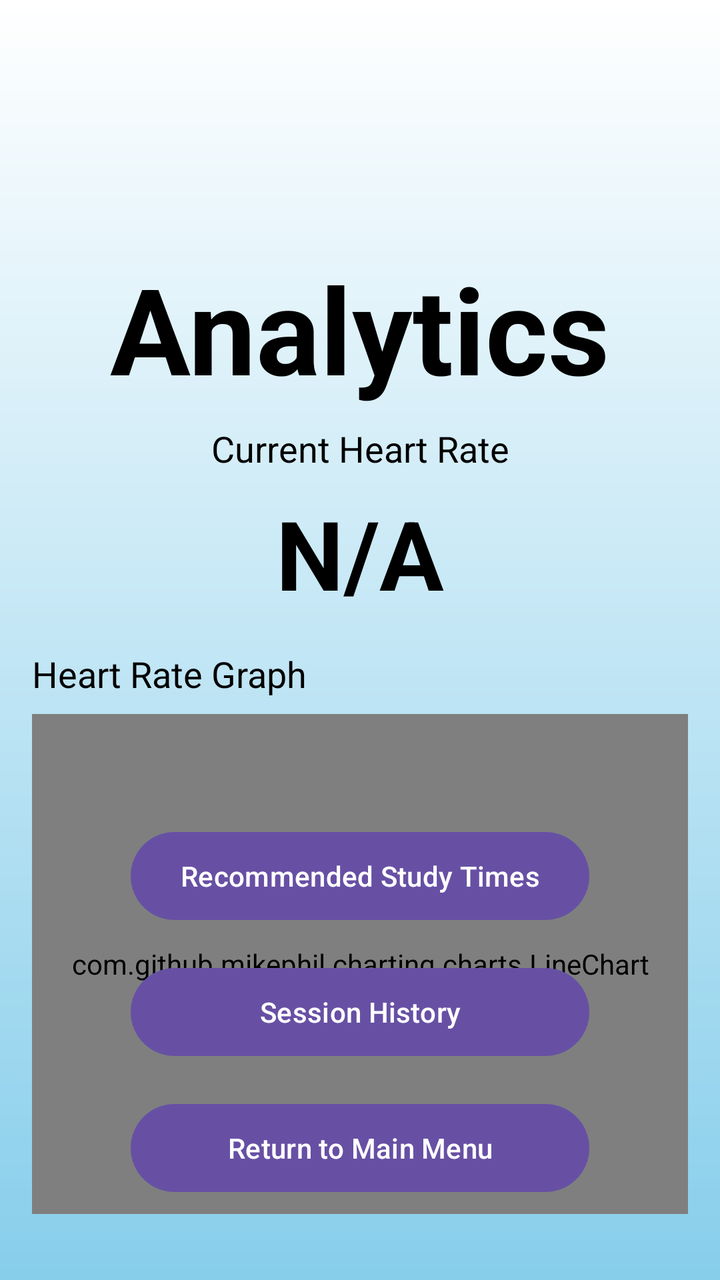
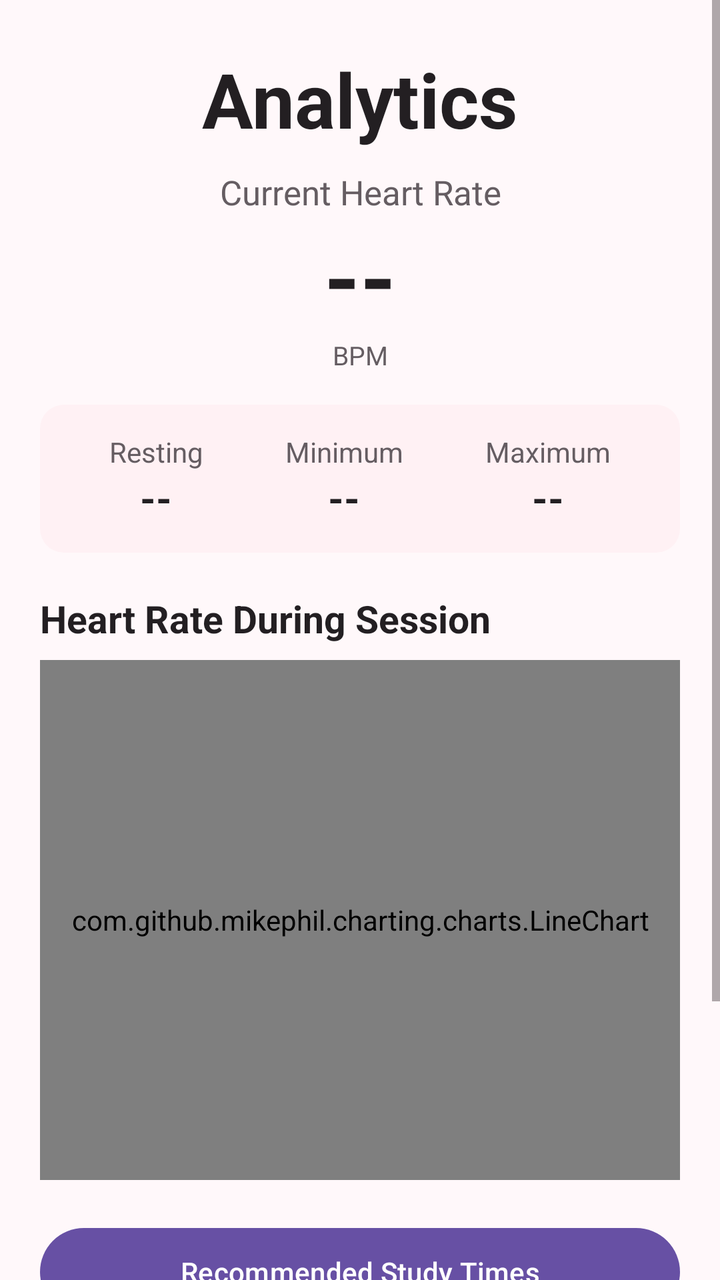

Two renders of the same Android screen: before a commit and after it. Below are the layout's source before the change and the commit's diff.
<!-- AndroidManifest.xml: application theme Theme.Zone -->
<!-- res/layout/analytics_page.xml -->
<?xml version="1.0" encoding="utf-8"?>
<androidx.constraintlayout.widget.ConstraintLayout xmlns:android="http://schemas.android.com/apk/res/android"
    xmlns:app="http://schemas.android.com/apk/res-auto"
    xmlns:tools="http://schemas.android.com/tools"
    android:layout_width="match_parent"
    android:layout_height="match_parent"
    android:padding="16dp">

    <TextView
        android:id="@+id/analyticsTitle"
        android:layout_width="wrap_content"
        android:layout_height="wrap_content"
        android:layout_marginTop="108dp"
        android:text="Analytics"
        android:textColor="@color/black"
        android:textSize="60sp"
        android:textStyle="bold"
        app:layout_constraintEnd_toEndOf="parent"
        app:layout_constraintStart_toStartOf="parent"
        app:layout_constraintTop_toTopOf="parent" />

    <TextView
        android:id="@+id/heartRateLabel"
        android:layout_width="wrap_content"
        android:layout_height="wrap_content"
        android:layout_marginTop="8dp"
        android:text="Current Heart Rate"
        android:textColor="@color/black"
        android:textSize="18sp"
        app:layout_constraintEnd_toEndOf="parent"
        app:layout_constraintStart_toStartOf="parent"
        app:layout_constraintTop_toBottomOf="@id/analyticsTitle" />

    <TextView
        android:id="@+id/heartRateValue"
        android:layout_width="wrap_content"
        android:layout_height="wrap_content"
        android:layout_marginTop="8dp"
        android:text="N/A"
        android:textColor="@color/black"
        android:textSize="48sp"
        android:textStyle="bold"
        app:layout_constraintEnd_toEndOf="parent"
        app:layout_constraintStart_toStartOf="parent"
        app:layout_constraintTop_toBottomOf="@id/heartRateLabel" />

    <TextView
        android:id="@+id/graphLabel"
        android:layout_width="wrap_content"
        android:layout_height="wrap_content"
        android:layout_marginTop="16dp"
        android:text="Heart Rate Graph"
        android:textColor="@color/black"
        android:textSize="18sp"
        app:layout_constraintStart_toStartOf="parent"
        app:layout_constraintTop_toBottomOf="@id/heartRateValue" />

    
    <com.github.mikephil.charting.charts.LineChart
        android:id="@+id/heartRateChart"
        android:layout_width="0dp"
        android:layout_height="250dp"
        android:layout_marginTop="8dp"
        app:layout_constraintEnd_toEndOf="parent"
        app:layout_constraintStart_toStartOf="parent"
        app:layout_constraintTop_toBottomOf="@id/graphLabel" />

    <Button
        android:id="@+id/recommendedStudyTimesButton"
        android:layout_width="0dp"
        android:layout_height="52dp"
        android:layout_marginBottom="16dp"
        android:text="@string/recommended_study_times_btn"
        app:layout_constraintBottom_toTopOf="@+id/previousSessionsButton"
        app:layout_constraintEnd_toEndOf="parent"
        app:layout_constraintStart_toStartOf="parent"
        app:layout_constraintWidth_percent="0.7" />

    <Button
        android:id="@+id/previousSessionsButton"
        android:layout_width="0dp"
        android:layout_height="52dp"
        android:layout_marginBottom="16dp"
        android:text="Session History"
        android:layout_marginTop="0dp"
        app:layout_constraintBottom_toTopOf="@+id/mainMenuButton"
        app:layout_constraintEnd_toEndOf="parent"
        app:layout_constraintStart_toStartOf="parent"
        app:layout_constraintWidth_percent="0.7" />

    <Button
        android:id="@+id/mainMenuButton"
        android:layout_width="0dp"
        android:layout_height="52dp"
        android:layout_marginBottom="24dp"
        android:text="Return to Main Menu"
        app:layout_constraintBottom_toBottomOf="parent"
        app:layout_constraintEnd_toEndOf="parent"
        app:layout_constraintStart_toStartOf="parent"
        app:layout_constraintWidth_percent="0.7" />

</androidx.constraintlayout.widget.ConstraintLayout>
<!-- resources referenced by this layout -->
<resources>
  <color name="black">#FF000000</color>
  <string name="recommended_study_times_btn">Recommended Study Times</string>
  <style name="Theme.Zone" parent="Base.Theme.Zone" />
  <style name="Base.Theme.Zone" parent="Theme.Material3.Light">
          <item name="colorPrimary">@color/zone_primary</item>
          <item name="colorOnPrimary">@color/white</item>
          <item name="colorSecondary">@color/zone_heart</item>
          <item name="colorSurface">@color/white</item>
          <item name="colorSurfaceContainer">@color/zone_surface</item>
          <item name="colorOnSurface">@color/zone_text_primary</item>
          <item name="android:colorAccent">@color/zone_primary</item>
          <item name="android:textColorPrimary">@color/zone_text_primary</item>
          <item name="android:textColorSecondary">@color/zone_text_secondary</item>
          <item name="android:navigationBarColor">@color/white</item>
          <item name="android:statusBarColor">@color/zone_primary</item>
          <item name="android:windowLightStatusBar">false</item>
          <item name="android:windowBackground">@drawable/background_gradient</item>
      </style>
  <color name="zone_primary">#6750A4</color>
  <color name="white">#FFFFFFFF</color>
  <color name="zone_heart">#D8325A</color>
  <color name="zone_surface">#FFF1F4</color>
  <color name="zone_text_primary">#231F22</color>
  <color name="zone_text_secondary">#655D62</color>
  <!-- drawable background_gradient (drawable) -->
  <?xml version="1.0" encoding="utf-8"?>
  <shape xmlns:android="http://schemas.android.com/apk/res/android"
      android:shape="rectangle">
      <gradient
          android:startColor="@color/white"
          android:endColor="@color/sky_blue"
          android:angle="270" />
  </shape>
  <color name="sky_blue">#87CEEB</color>
</resources>

<!-- the commit's change to res/layout/analytics_page.xml (unified diff, before → after) -->
@@ -1,102 +1,144 @@
 <?xml version="1.0" encoding="utf-8"?>
-<androidx.constraintlayout.widget.ConstraintLayout xmlns:android="http://schemas.android.com/apk/res/android"
-    xmlns:app="http://schemas.android.com/apk/res-auto"
-    xmlns:tools="http://schemas.android.com/tools"
+<ScrollView xmlns:android="http://schemas.android.com/apk/res/android"
     android:layout_width="match_parent"
     android:layout_height="match_parent"
-    android:padding="16dp">
+    android:background="@color/zone_background"
+    android:fillViewport="true">
 
-    <TextView
-        android:id="@+id/analyticsTitle"
-        android:layout_width="wrap_content"
+    <LinearLayout
+        android:layout_width="match_parent"
         android:layout_height="wrap_content"
-        android:layout_marginTop="108dp"
-        android:text="Analytics"
-        android:textColor="@color/black"
-        android:textSize="60sp"
-        android:textStyle="bold"
-        app:layout_constraintEnd_toEndOf="parent"
-        app:layout_constraintStart_toStartOf="parent"
-        app:layout_constraintTop_toTopOf="parent" />
+        android:orientation="vertical"
+        android:paddingStart="20dp"
+        android:paddingTop="24dp"
+        android:paddingEnd="20dp"
+        android:paddingBottom="32dp">
 
-    <TextView
-        android:id="@+id/heartRateLabel"
-        android:layout_width="wrap_content"
-        android:layout_height="wrap_content"
-        android:layout_marginTop="8dp"
-        android:text="Current Heart Rate"
-        android:textColor="@color/black"
-        android:textSize="18sp"
-        app:layout_constraintEnd_toEndOf="parent"
-        app:layout_constraintStart_toStartOf="parent"
-        app:layout_constraintTop_toBottomOf="@id/analyticsTitle" />
+        <TextView
+            android:id="@+id/analyticsTitle"
+            android:layout_width="match_parent"
+            android:layout_height="wrap_content"
+            android:gravity="center"
+            android:text="Analytics"
+            android:textColor="@color/zone_text_primary"
+            android:textSize="38sp"
+            android:textStyle="bold" />
 
-    <TextView
-        android:id="@+id/heartRateValue"
-        android:layout_width="wrap_content"
-        android:layout_height="wrap_content"
-        android:layout_marginTop="8dp"
-        android:text="N/A"
-        android:textColor="@color/black"
-        android:textSize="48sp"
-        android:textStyle="bold"
-        app:layout_constraintEnd_toEndOf="parent"
-        app:layout_constraintStart_toStartOf="parent"
-        app:layout_constraintTop_toBottomOf="@id/heartRateLabel" />
+        <TextView
+            android:id="@+id/heartRateLabel"
+            android:layout_width="match_parent"
+            android:layout_height="wrap_content"
+            android:layout_marginTop="10dp"
+            android:gravity="center"
+            android:text="Current Heart Rate"
+            android:textColor="@color/zone_text_secondary"
+            android:textSize="17sp" />
 
-    <TextView
-        android:id="@+id/graphLabel"
-        android:layout_width="wrap_content"
-        android:layout_height="wrap_content"
-        android:layout_marginTop="16dp"
-        android:text="Heart Rate Graph"
-        android:textColor="@color/black"
-        android:textSize="18sp"
-        app:layout_constraintStart_toStartOf="parent"
-        app:layout_constraintTop_toBottomOf="@id/heartRateValue" />
+        <TextView
+            android:id="@+id/heartRateValue"
+            android:layout_width="match_parent"
+            android:layout_height="wrap_content"
+            android:gravity="center"
+            android:text="--"
+            android:textColor="@color/zone_text_primary"
+            android:textSize="46sp"
+            android:textStyle="bold" />
 
-    
-    <com.github.mikephil.charting.charts.LineChart
-        android:id="@+id/heartRateChart"
-        android:layout_width="0dp"
-        android:layout_height="250dp"
-        android:layout_marginTop="8dp"
-        app:layout_constraintEnd_toEndOf="parent"
-        app:layout_constraintStart_toStartOf="parent"
-        app:layout_constraintTop_toBottomOf="@id/graphLabel" />
+        <TextView
+            android:layout_width="match_parent"
+            android:layout_height="wrap_content"
+            android:gravity="center"
+            android:text="BPM"
+            android:textColor="@color/zone_text_secondary"
+            android:textSize="13sp" />
 
-    <Button
-        android:id="@+id/recommendedStudyTimesButton"
-        android:layout_width="0dp"
-        android:layout_height="52dp"
-        android:layout_marginBottom="16dp"
-        android:text="@string/recommended_study_times_btn"
-        app:layout_constraintBottom_toTopOf="@+id/previousSessionsButton"
-        app:layout_constraintEnd_toEndOf="parent"
-        app:layout_constraintStart_toStartOf="parent"
-        app:layout_constraintWidth_percent="0.7" />
+        <GridLayout
+            android:layout_width="match_parent"
+            android:layout_height="wrap_content"
+            android:layout_marginTop="16dp"
+            android:background="@drawable/reading_details_background"
+            android:columnCount="3"
+            android:padding="14dp"
+            android:rowCount="2">
 
-    <Button
-        android:id="@+id/previousSessionsButton"
-        android:layout_width="0dp"
-        android:layout_height="52dp"
-        android:layout_marginBottom="16dp"
-        android:text="Session History"
-        android:layout_marginTop="0dp"
-        app:layout_constraintBottom_toTopOf="@+id/mainMenuButton"
-        app:layout_constraintEnd_toEndOf="parent"
-        app:layout_constraintStart_toStartOf="parent"
-        app:layout_constraintWidth_percent="0.7" />
+            <TextView
+                android:layout_columnWeight="1"
+                android:gravity="center"
+                android:text="Resting"
+                android:textColor="@color/zone_text_secondary" />
+            <TextView
+                android:layout_columnWeight="1"
+                android:gravity="center"
+                android:text="Minimum"
+                android:textColor="@color/zone_text_secondary" />
+            <TextView
+                android:layout_columnWeight="1"
+                android:gravity="center"
+                android:text="Maximum"
+                android:textColor="@color/zone_text_secondary" />
 
-    <Button
-        android:id="@+id/mainMenuButton"
-        android:layout_width="0dp"
-        android:layout_height="52dp"
-        android:layout_marginBottom="24dp"
-        android:text="Return to Main Menu"
-        app:layout_constraintBottom_toBottomOf="parent"
-        app:layout_constraintEnd_toEndOf="parent"
-        app:layout_constraintStart_toStartOf="parent"
-        app:layout_constraintWidth_percent="0.7" />
+            <TextView
+                android:id="@+id/restingHeartRateValue"
+                android:layout_columnWeight="1"
+                android:gravity="center"
+                android:text="--"
+                android:textColor="@color/zone_text_primary"
+                android:textSize="20sp"
+                android:textStyle="bold" />
+            <TextView
+                android:id="@+id/minHeartRateValue"
+                android:layout_columnWeight="1"
+                android:gravity="center"
+                android:text="--"
+                android:textColor="@color/zone_text_primary"
+                android:textSize="20sp"
+                android:textStyle="bold" />
+            <TextView
+                android:id="@+id/maxHeartRateValue"
+                android:layout_columnWeight="1"
+                android:gravity="center"
+                android:text="--"
+                android:textColor="@color/zone_text_primary"
+                android:textSize="20sp"
+                android:textStyle="bold" />
+        </GridLayout>
 
-</androidx.constraintlayout.widget.ConstraintLayout>
+        <TextView
+            android:id="@+id/graphLabel"
+            android:layout_width="match_parent"
+            android:layout_height="wrap_content"
+            android:layout_marginTop="20dp"
+            android:text="Heart Rate During Session"
+            android:textColor="@color/zone_text_primary"
+            android:textSize="19sp"
+            android:textStyle="bold" />
+
+        <com.github.mikephil.charting.charts.LineChart
+            android:id="@+id/heartRateChart"
+            android:layout_width="match_parent"
+            android:layout_height="260dp"
+            android:layout_marginTop="8dp"
+            android:background="@drawable/device_list_background" />
+
+        <Button
+            android:id="@+id/recommendedStudyTimesButton"
+            android:layout_width="match_parent"
+            android:layout_height="52dp"
+            android:layout_marginTop="20dp"
+            android:text="@string/recommended_study_times_btn" />
+
+        <Button
+            android:id="@+id/previousSessionsButton"
+            android:layout_width="match_parent"
+            android:layout_height="52dp"
+            android:layout_marginTop="10dp"
+            android:text="Session History" />
+
+        <Button
+            android:id="@+id/mainMenuButton"
+            android:layout_width="match_parent"
+            android:layout_height="52dp"
+            android:layout_marginTop="10dp"
+            android:text="Return to Main Menu" />
+    </LinearLayout>
+</ScrollView>
<!-- resource entries referenced after the edit -->
@@ -1,6 +1,6 @@
 <!-- resources referenced by this layout -->
 <resources>
-  <color name="black">#FF000000</color>
+  <color name="zone_background">#FFF8FA</color>
   <string name="recommended_study_times_btn">Recommended Study Times</string>
   <style name="Theme.Zone" parent="Base.Theme.Zone" />
   <style name="Base.Theme.Zone" parent="Theme.Material3.Light">
@@ -20,10 +20,24 @@
       </style>
   <color name="zone_primary">#6750A4</color>
   <color name="white">#FFFFFFFF</color>
+  <color name="zone_border">#E5D9DF</color>
   <color name="zone_heart">#D8325A</color>
   <color name="zone_surface">#FFF1F4</color>
   <color name="zone_text_primary">#231F22</color>
   <color name="zone_text_secondary">#655D62</color>
+  <!-- drawable device_list_background (drawable) -->
+  <?xml version="1.0" encoding="utf-8"?>
+  <shape xmlns:android="http://schemas.android.com/apk/res/android" android:shape="rectangle">
+      <solid android:color="@color/white" />
+      <stroke android:width="1dp" android:color="@color/zone_border" />
+      <corners android:radius="16dp" />
+  </shape>
+  <!-- drawable reading_details_background (drawable) -->
+  <?xml version="1.0" encoding="utf-8"?>
+  <shape xmlns:android="http://schemas.android.com/apk/res/android" android:shape="rectangle">
+      <solid android:color="@color/zone_surface" />
+      <corners android:radius="12dp" />
+  </shape>
   <!-- drawable background_gradient (drawable) -->
   <?xml version="1.0" encoding="utf-8"?>
   <shape xmlns:android="http://schemas.android.com/apk/res/android"
